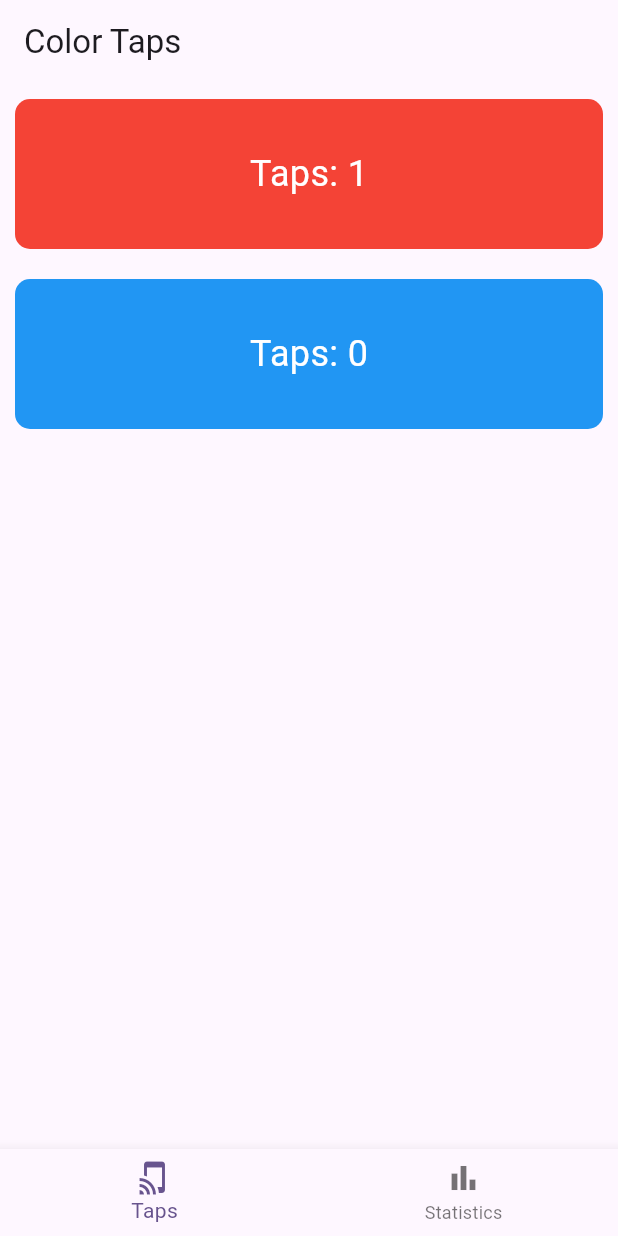
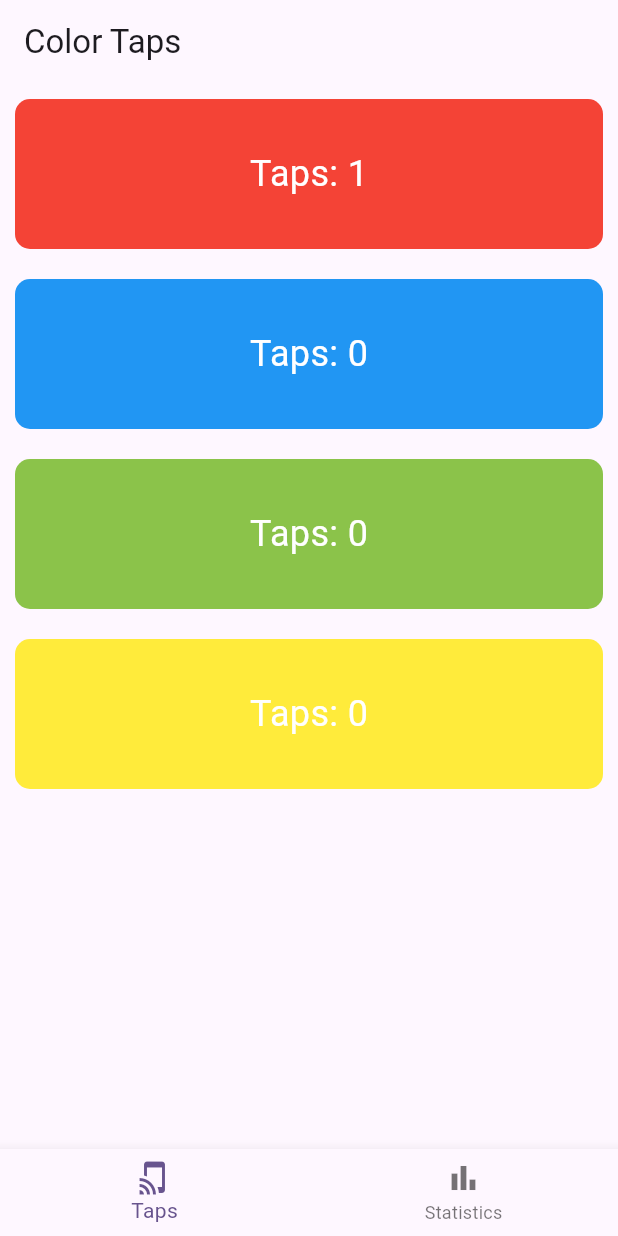
Before and after one commit to Rehxa/flutter_application_t2y3, a Flutter app: the Home screen opened directly, after a tap on an icon or button, on a phone screen of 412 x 824 dp. Run offline on Flutter 3.47's test engine with Material 3 defaults, Android fonts, the phone set to English and light mode, and no system bars.

Commit message:
Task-001-The color app

```diff
--- a/lib/1_color_app/color_app.dart
+++ b/lib/1_color_app/color_app.dart
@@ -9,7 +9,32 @@ void main() {
   );
 }
 
-enum CardType { red, blue }
+enum CardType {
+  red(cardColor: Colors.red),
+  blue(cardColor: Colors.blue),
+  green(cardColor: Colors.lightGreen),
+  yellow(cardColor: Colors.yellow);
+
+  final Color cardColor;
+
+  const CardType({required this.cardColor});
+}
+
+class Counter extends ChangeNotifier {
+  Map<CardType, int> cards = {
+    CardType.red: 0,
+    CardType.blue: 0,
+    CardType.green: 0,
+    CardType.yellow: 0,
+  };
+
+  void incrementColorTapCount(CardType cardType) {
+    if (cards.containsKey(cardType)) {
+      cards[cardType] = cards[cardType]! + 1;
+      notifyListeners();
+    }
+  }
+}
 
 class Home extends StatefulWidget {
   const Home({super.key});
@@ -20,36 +45,19 @@ class Home extends StatefulWidget {
 
 class _HomeState extends State<Home> {
   int _currentIndex = 0;
-  int redTapCount = 0;
-  int blueTapCount = 0;
-
-  void _incrementRedTapCount() {
-    setState(() {
-      redTapCount++;
-    });
-  }
-
-  void _incrementBlueTapCount() {
-    setState(() {
-      blueTapCount++;
-    });
-  }
+  Counter colorCounter = Counter();
 
   @override
   Widget build(BuildContext context) {
     return Scaffold(
-      body:
-          _currentIndex == 0
-              ? ColorTapsScreen(
-                redTapCount: redTapCount,
-                blueTapCount: blueTapCount,
-                onRedTap: _incrementRedTapCount,
-                onBlueTap: _incrementBlueTapCount,
-              )
-              : StatisticsScreen(
-                redTapCount: redTapCount,
-                blueTapCount: blueTapCount,
-              ),
+      body: ListenableBuilder(
+        listenable: colorCounter,
+        builder: (builder, child) {
+          return _currentIndex == 0
+              ? ColorTapsScreen(colorCounter: colorCounter)
+              : StatisticsScreen(colorCounter: colorCounter);
+        },
+      ),
       bottomNavigationBar: BottomNavigationBar(
         currentIndex: _currentIndex,
         onTap: (index) {
@@ -73,29 +81,34 @@ class _HomeState extends State<Home> {
 }
 
 class ColorTapsScreen extends StatelessWidget {
-  final int redTapCount;
-  final int blueTapCount;
-  final VoidCallback onRedTap;
-  final VoidCallback onBlueTap;
+  final Counter colorCounter;
 
-  const ColorTapsScreen({
-    super.key,
-    required this.redTapCount,
-    required this.blueTapCount,
-    required this.onRedTap,
-    required this.onBlueTap,
-  });
+  const ColorTapsScreen({super.key, required this.colorCounter});
   @override
   Widget build(BuildContext context) {
     return Scaffold(
       appBar: AppBar(title: Text('Color Taps')),
       body: Column(
         children: [
-          ColorTap(type: CardType.red, tapCount: redTapCount, onTap: onRedTap),
+          ColorTap(
+            type: CardType.red,
+            tapCount: colorCounter.cards[CardType.red]!,
+            onTap: () => colorCounter.incrementColorTapCount(CardType.red),
+          ),
           ColorTap(
             type: CardType.blue,
-            tapCount: blueTapCount,
-            onTap: onBlueTap,
+            tapCount: colorCounter.cards[CardType.blue]!,
+            onTap: () => colorCounter.incrementColorTapCount(CardType.blue),
+          ),
+          ColorTap(
+            type: CardType.green,
+            tapCount: colorCounter.cards[CardType.green]!,
+            onTap: () => colorCounter.incrementColorTapCount(CardType.green),
+          ),
+          ColorTap(
+            type: CardType.yellow,
+            tapCount: colorCounter.cards[CardType.yellow]!,
+            onTap: () => colorCounter.incrementColorTapCount(CardType.yellow),
           ),
         ],
       ),
@@ -115,8 +128,6 @@ class ColorTap extends StatelessWidget {
     required this.onTap,
   });
 
-  Color get backgroundColor => type == CardType.red ? Colors.red : Colors.blue;
-
   @override
   Widget build(BuildContext context) {
     return GestureDetector(
@@ -124,7 +135,7 @@ class ColorTap extends StatelessWidget {
       child: Container(
         margin: EdgeInsets.all(10),
         decoration: BoxDecoration(
-          color: backgroundColor,
+          color: type.cardColor,
           borderRadius: BorderRadius.circular(10),
         ),
         width: double.infinity,
@@ -141,14 +152,9 @@ class ColorTap extends StatelessWidget {
 }
 
 class StatisticsScreen extends StatelessWidget {
-  final int redTapCount;
-  final int blueTapCount;
+  final Counter colorCounter;
 
-  const StatisticsScreen({
-    super.key,
-    required this.redTapCount,
-    required this.blueTapCount,
-  });
+  const StatisticsScreen({super.key, required this.colorCounter});
 
   @override
   Widget build(BuildContext context) {
@@ -158,8 +164,22 @@ class StatisticsScreen extends StatelessWidget {
         child: Column(
           mainAxisAlignment: MainAxisAlignment.center,
           children: [
-            Text('Red Taps: $redTapCount', style: TextStyle(fontSize: 24)),
-            Text('Blue Taps: $blueTapCount', style: TextStyle(fontSize: 24)),
+            Text(
+              'Red Taps: ${colorCounter.cards[CardType.red]}',
+              style: TextStyle(fontSize: 24),
+            ),
+            Text(
+              'Blue Taps: ${colorCounter.cards[CardType.blue]}',
+              style: TextStyle(fontSize: 24),
+            ),
+            Text(
+              'Green Taps: ${colorCounter.cards[CardType.green]}',
+              style: TextStyle(fontSize: 24),
+            ),
+            Text(
+              'Yellow Taps: ${colorCounter.cards[CardType.yellow]}',
+              style: TextStyle(fontSize: 24),
+            ),
           ],
         ),
       ),
```
